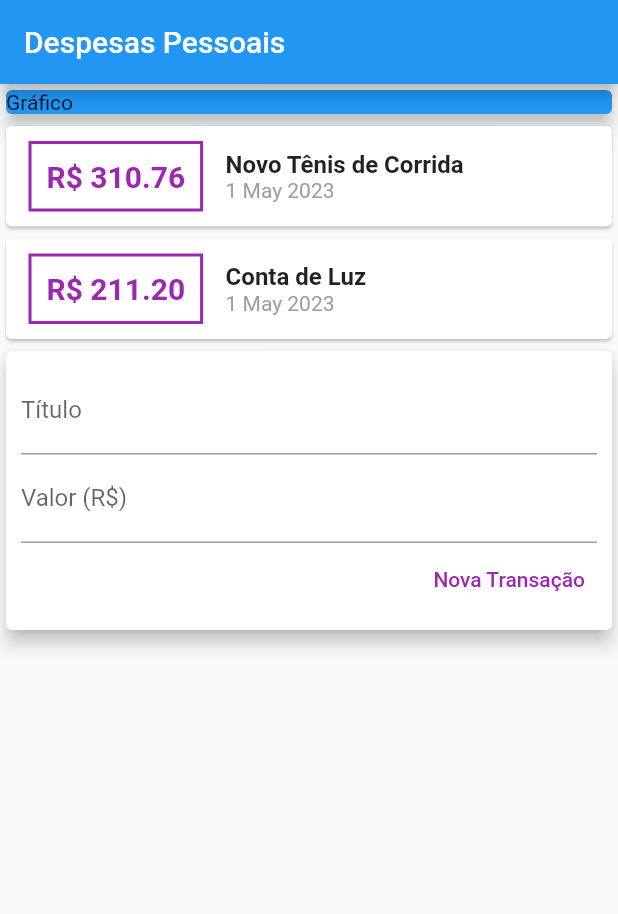
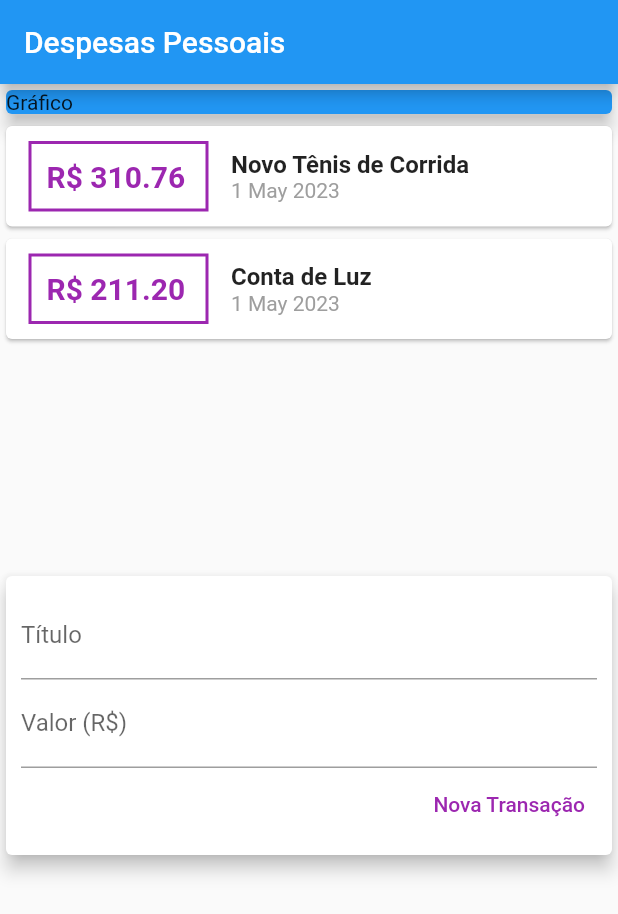
Before and after one commit to arthurmarconcini/expenses, a Flutter app: the screen it shows after launch, after a tap on "Nova Transação", on a phone screen of 412 x 824 dp. Shown: the top 914 px of the screen. Run offline on Flutter 3.47's test engine with Material 2 defaults, Android fonts, the phone set to English and light mode, and no system bars.

Commit message:
feat: change column to listview and create submit function

```diff
--- a/lib/components/transaction_form.dart
+++ b/lib/components/transaction_form.dart
@@ -1,10 +1,22 @@
 import 'package:flutter/material.dart';
 
 class TransactionForm extends StatelessWidget {
-  TransactionForm({super.key});
+  TransactionForm(this.onSubmit, {super.key});
 
   final titleController = TextEditingController();
   final valueController = TextEditingController();
+  final void Function(String, double) onSubmit;
+
+  _submitForm() {
+    final title = titleController.text;
+    final value = double.tryParse(valueController.text) ?? 0.0;
+
+    if (title.isEmpty || value <= 0) {
+      return;
+    }
+
+    onSubmit(title, value);
+  }
 
   @override
   Widget build(BuildContext context) {
@@ -16,12 +28,17 @@ class TransactionForm extends StatelessWidget {
           children: [
             TextField(
               controller: titleController,
+              onSubmitted: (_) => _submitForm(),
               decoration: const InputDecoration(
                 labelText: 'Título',
               ),
             ),
             TextField(
               controller: valueController,
+              keyboardType: const TextInputType.numberWithOptions(
+                decimal: true,
+              ),
+              onSubmitted: (_) => _submitForm(),
               decoration: const InputDecoration(
                 labelText: 'Valor (R\$)',
               ),
@@ -30,10 +47,7 @@ class TransactionForm extends StatelessWidget {
               mainAxisAlignment: MainAxisAlignment.end,
               children: [
                 TextButton(
-                  onPressed: () {
-                    print(titleController.text);
-                    print(valueController.text);
-                  },
+                  onPressed: _submitForm,
                   style: ButtonStyle(
                     foregroundColor: MaterialStateProperty.all(Colors.purple),
                   ),
--- a/lib/components/transaction_list.dart
+++ b/lib/components/transaction_list.dart
@@ -9,11 +9,18 @@ class TransactionList extends StatelessWidget {
 
   @override
   Widget build(BuildContext context) {
-    return Column(children: [
-      ...transactions.map((tr) {
+    return SizedBox(
+      height: 300,
+      child: ListView.builder(
+        itemCount: transactions.length,
+        itemBuilder: (ctx, index) {
+          final tr = transactions[index];
+
           return Card(
-          child: Row(children: <Widget>[
+            child: Row(
+              children: <Widget>[
                 Container(
+                  constraints: const BoxConstraints(minWidth: 120),
                   margin: const EdgeInsets.symmetric(
                     horizontal: 15,
                     vertical: 10,
@@ -49,10 +56,12 @@ class TransactionList extends StatelessWidget {
                       style: const TextStyle(color: Colors.grey),
                     ),
                   ],
-            )
-          ]),
+                ),
+              ],
+            ),
           );
-      }).toList(),
-    ]);
+        },
+      ),
+    );
   }
 }
--- a/lib/main.dart
+++ b/lib/main.dart
@@ -22,8 +22,9 @@ class MyHomePage extends StatelessWidget {
   @override
   Widget build(BuildContext context) {
     return Scaffold(
-        appBar: AppBar(title: const Text("Despesas Pessoais")),
-        body: const Column(
+      appBar: AppBar(title: const Text("Despesas Pessoais")),
+      body: const SingleChildScrollView(
+        child: Column(
           crossAxisAlignment: CrossAxisAlignment.stretch,
           children: [
             SizedBox(
@@ -35,6 +36,8 @@ class MyHomePage extends StatelessWidget {
             ),
             TransactionUser(),
           ],
-        ));
+        ),
+      ),
+    );
   }
 }
```
Also changed, not shown: lib/components/transaction_user.dart (+16 -1 lines). Lines whose indentation alone changed are shown as unchanged.
